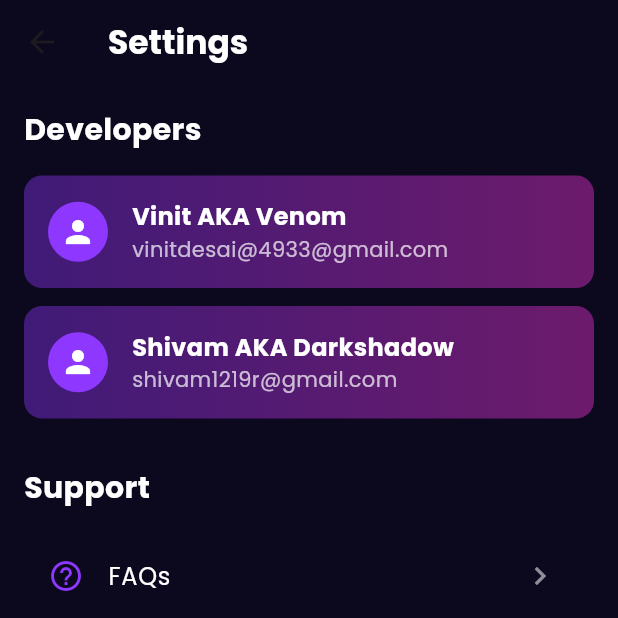
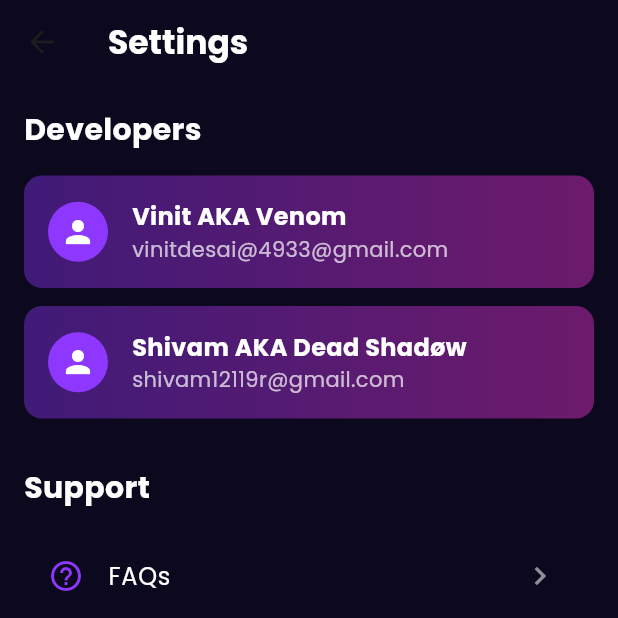
Before and after one commit to Vinit710/flutter_application_1, a Flutter app: the SettingsPage screen opened directly, on a phone screen of 412 x 824 dp, the top half of it. Run offline on Flutter 3.47's test engine with Material 3 defaults, Android fonts, the phone set to English and light mode, and no system bars; our stand-ins replace firebase_auth, firebase_core, flutter_staggered_animations, font_awesome_flutter, google_fonts, google_sign_in and 1 more; accounts and stored records are empty.

Commit message:
small changes in name and email

```diff
--- a/lib/pages/setting.dart
+++ b/lib/pages/setting.dart
@@ -52,8 +52,8 @@ class SettingsPage extends StatelessWidget {
             ),
             const SizedBox(height: 12),
             _buildDeveloperCard(
-              'Shivam AKA Darkshadow',
-              'shivam1219r@gmail.com',
+              'Shivam AKA Dead Shadøw',
+              'shivam12119r@gmail.com',
               Icons.person,
             ),
             const SizedBox(height: 32),
```
